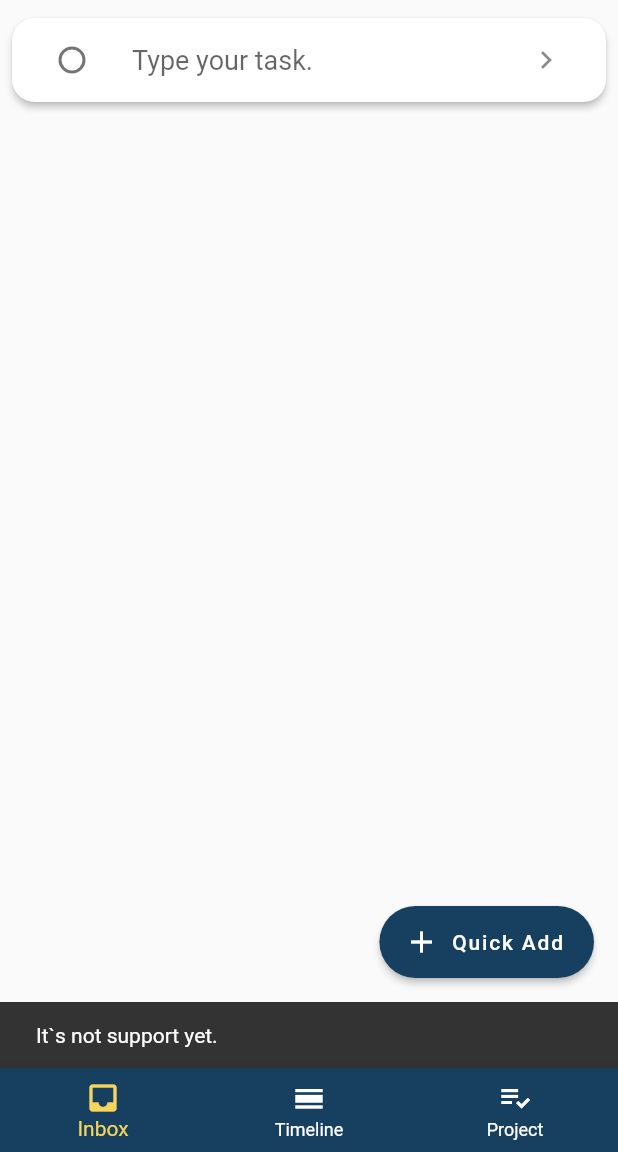
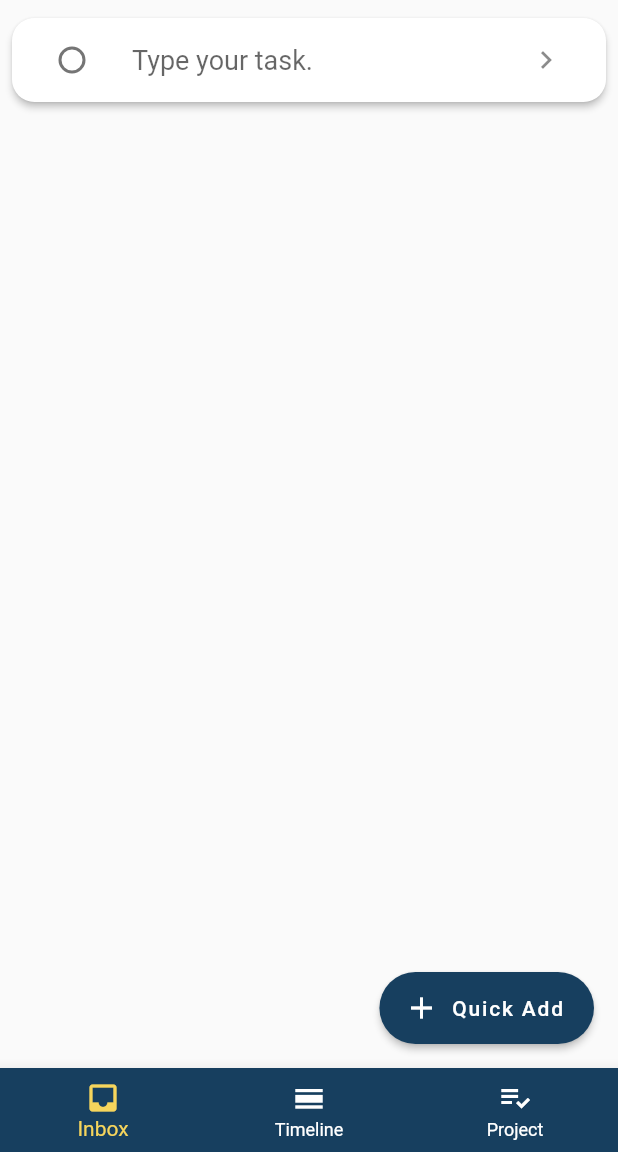
Before and after one commit to Garbageideas/to-do-list, a Flutter app: the InboxScreen screen opened by its route, after a tap on "Quick Add", on a phone screen of 412 x 824 dp, the part 84-1236 px from its top. Run offline on Flutter 3.47's test engine with Material 2 defaults, Android fonts, the phone set to English and light mode, and no system bars; our stand-ins replace circular_check_box.

Commit message:
#버그수정 키보드계속 사라지는 문제수정. 인박스 스캐폴드에 키를 할당하니까 발생하는 문제인데 원인은 모르겠지만 임시조치하여 해결함

```diff
--- a/lib/screens/inbox_screen.dart
+++ b/lib/screens/inbox_screen.dart
@@ -8,7 +8,7 @@ import 'package:to_do_list/overview/routes.dart';
 import 'package:to_do_list/models/todos.dart';
 
 class InboxScreen extends StatelessWidget {
-  final scaffoldKey = GlobalKey<ScaffoldState>();
+  //final scaffoldKey = GlobalKey<ScaffoldState>();
 
   @override
   Widget build(BuildContext context) {
@@ -17,7 +17,7 @@ class InboxScreen extends StatelessWidget {
 
     return Container(
       child: Scaffold(
-        key: scaffoldKey,
+        //key: scaffoldKey,
         appBar: AppBar(
           elevation: 0.0,
           title: Row(
@@ -108,7 +108,8 @@ class InboxScreen extends StatelessWidget {
     );
   }
 
-  _showSnackBar(String message) => scaffoldKey.currentState.showSnackBar(SnackBar(content: Text(message)));
+  //_showSnackBar(String message) => scaffoldKey.currentState.showSnackBar(SnackBar(content: Text(message)));
+  _showSnackBar(String message) => {};
 }
 
 class TaskWidget extends StatefulWidget {
```
Also changed, not shown: lib/screens/home_screen.dart (+5 -5 lines).
